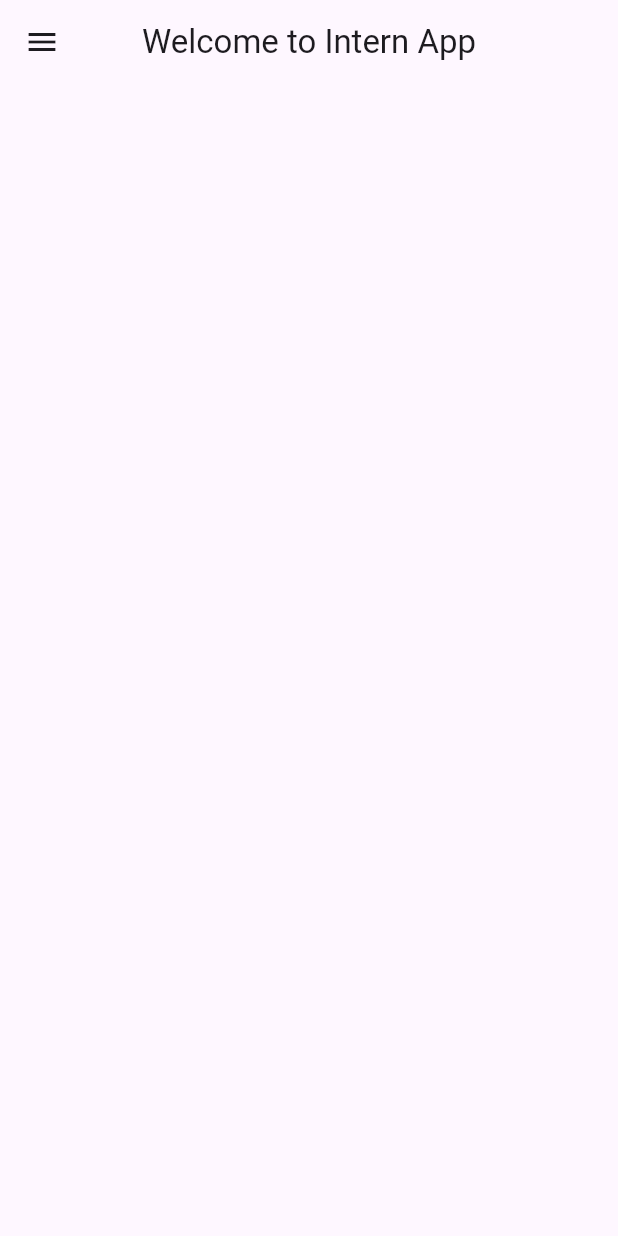
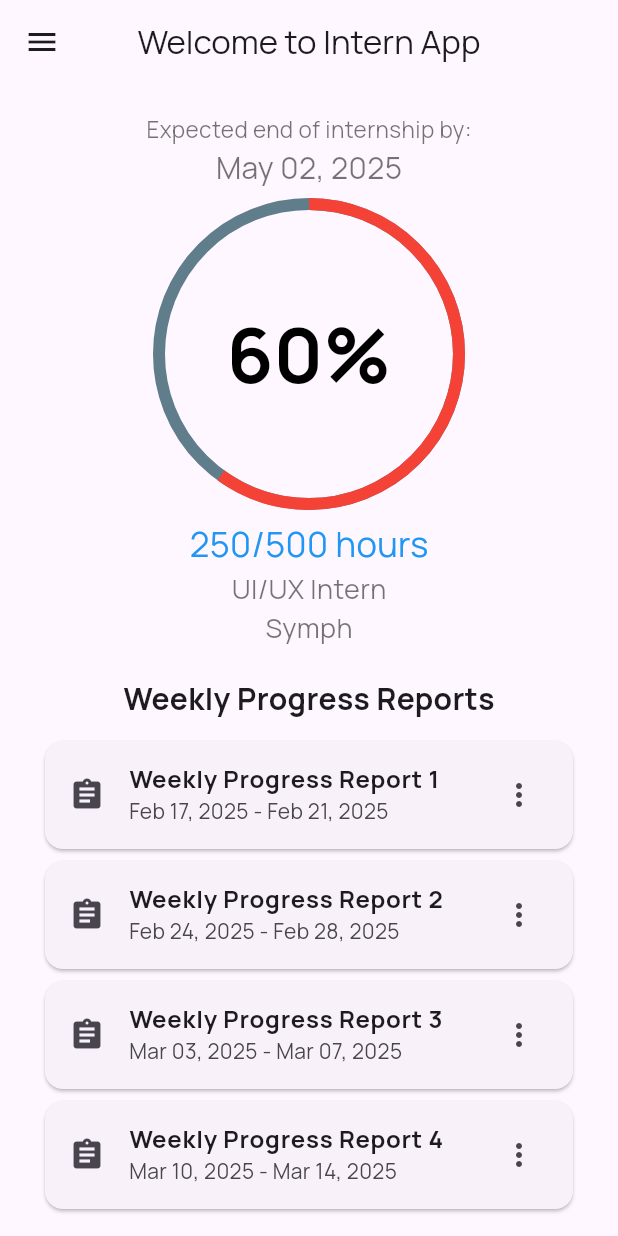
Before and after one commit to Kaiehla/intern_flutter, a Flutter app: the screen it shows after launch, on a phone screen of 412 x 824 dp. Run offline on Flutter 3.47's test engine with Material 3 defaults, Android fonts, the phone set to English and light mode, and no system bars; our stand-ins replace google_fonts.

Commit message:
added progress and weekly progress reports on main page, added another page for weekly tasks list when u click the WPR card

```diff
--- a/lib/main.dart
+++ b/lib/main.dart
@@ -2,7 +2,8 @@ import 'package:flutter/material.dart';
 import 'package:intern_flutter/pages/add_log_page.dart';
 import 'package:intern_flutter/pages/profile_page.dart';
 import 'package:intern_flutter/pages/register_page.dart';
-
+import 'package:google_fonts/google_fonts.dart';
+import 'package:intern_flutter/pages/weekly_tasks_page.dart';
 
 void main() {
   runApp(const MyApp());
@@ -21,6 +22,7 @@ class MyApp extends StatelessWidget {
         theme: ThemeData(
           colorScheme: ColorScheme.fromSeed(seedColor: Colors.deepPurple),
           useMaterial3: true,
+          textTheme: GoogleFonts.manropeTextTheme(),
         ),
         debugShowCheckedModeBanner: false,
         home: Scaffold(
@@ -33,7 +35,14 @@ class MyApp extends StatelessWidget {
               padding: const EdgeInsets.symmetric(horizontal: 16),
               child: Column(
                 children: [
-
+                  ProgressSection(),
+                  Text("Weekly Progress Reports", style:
+                  TextStyle(
+                      fontSize: 20,
+                      fontWeight: FontWeight.bold,
+                  ),
+                  ),
+                  WeeklyProgressSection()
                   ],
               ),
             ),
@@ -118,3 +127,184 @@ class _DrwListView extends State<DrwListView> {
     );
   }
 }
+
+class ProgressSection extends StatelessWidget{
+  const ProgressSection({super.key});
+
+  @override
+  Widget build(BuildContext context) {
+    return Padding(
+      padding: EdgeInsets.all(20),
+      child: Column(
+        crossAxisAlignment: CrossAxisAlignment.start,
+        children: [
+          Center(
+            child: Column(
+              mainAxisSize: MainAxisSize.min, // Make the column as small as possible
+              children: [
+                Text(
+                  "Expected end of internship by:",
+                  style: TextStyle(
+                    fontSize: 15,
+                    fontWeight: FontWeight.w400,
+                    color: Colors.black54,
+                  ),
+                ),
+                Text(
+                  "May 02, 2025",
+                  style: TextStyle(
+                    fontSize: 20,
+                    fontWeight: FontWeight.w400,
+                    color: Colors.black54,
+                  ),
+                ),
+                SizedBox(height: 10),
+                Stack(
+                  alignment: Alignment.center,
+                  children: [
+                    SizedBox(
+                      width: 200,
+                      height: 200,
+                      child: CircularProgressIndicator(
+                        value: 0.6,
+                        strokeWidth: 8,
+                        backgroundColor: Colors.blueGrey,
+                        valueColor: AlwaysStoppedAnimation<Color>(Colors.red),
+                      ),
+                    ),
+                    Text(
+                      "60%",
+                      style: TextStyle(
+                        fontSize: 50,
+                        fontWeight: FontWeight.bold,
+                        color: Colors.black,
+                      ),
+                    ),
+                  ],
+                ),
+                SizedBox(height: 10), //Separator between ProgressIndicator and Hours
+                Text(
+                  "250/500 hours",
+                  style: TextStyle(
+                    fontSize: 23,
+                    fontWeight: FontWeight.w400,
+                    color: Colors.blue,
+                  ),
+                ),
+                Text(
+                  "UI/UX Intern",
+                  style: TextStyle(
+                    fontSize: 18,
+                    fontWeight: FontWeight.w400,
+                    color: Colors.black54,
+                  ),
+                ),
+                Text(
+                  "Symph",
+                  style: TextStyle(
+                    fontSize: 18,
+                    fontWeight: FontWeight.w400,
+                    color: Colors.black54,
+                  ),
+                ),
+              ],
+            ),
+          ),
+        ],
+      ),
+    );
+  }
+}
+
+class WeeklyProgressSection extends StatelessWidget{
+  const WeeklyProgressSection({super.key});
+
+  @override
+  Widget build(BuildContext context){
+    return Padding(padding: EdgeInsets.all(10),
+      child:
+      Column(
+        crossAxisAlignment: CrossAxisAlignment.start,
+        children: [
+          Card(
+            child: ListTile(
+              leading: Icon(Icons.assignment),
+              title: Text(
+                "Weekly Progress Report 1",
+                style: TextStyle(
+                  fontWeight: FontWeight.bold,
+                  fontSize: 16,
+                ),
+              ),
+              subtitle: Text(
+                "Feb 17, 2025 - Feb 21, 2025",
+                style: TextStyle(
+                  fontSize: 14,
+                ),
+              ),
+              trailing: Icon(Icons.more_vert),
+              onTap: () {
+                // Navigate to the target page
+                Navigator.push(
+                  context,
+                  MaterialPageRoute(builder: (context) => weekly_tasks_page()),
+                );
+              },
+            ),
+          ),
+          Card(
+            child: ListTile(
+              leading: Icon(Icons.assignment),
+              title: Text("Weekly Progress Report 2",
+                style: TextStyle(
+                    fontWeight: FontWeight.bold,
+                    fontSize: 16
+                ),
+              ),
+              subtitle: Text("Feb 24, 2025 - Feb 28, 2025",
+                style: TextStyle(
+                    fontSize: 14
+                ),
+              ),
+              trailing: Icon(Icons.more_vert),
+            ),
+          ),
+          Card(
+            child: ListTile(
+              leading: Icon(Icons.assignment),
+              title: Text("Weekly Progress Report 3",
+                style: TextStyle(
+                    fontWeight: FontWeight.bold,
+                    fontSize: 16
+                ),
+              ),
+              subtitle: Text("Mar 03, 2025 - Mar 07, 2025",
+                style: TextStyle(
+                    fontSize: 14
+                ),
+              ),
+              trailing: Icon(Icons.more_vert),
+            ),
+          ),
+          Card(
+            child: ListTile(
+              leading: Icon(Icons.assignment),
+              title: Text("Weekly Progress Report 4",
+                style: TextStyle(
+                    fontWeight: FontWeight.bold,
+                    fontSize: 16,
+                ),
+              ),
+              subtitle: Text("Mar 10, 2025 - Mar 14, 2025",
+                style: TextStyle(
+                    fontSize: 14
+                ),
+              ),
+              trailing: Icon(Icons.more_vert),
+            ),
+          ),
+        ],
+      ),
+    );
+  }
+}
--- a/pubspec.yaml
+++ b/pubspec.yaml
@@ -34,6 +34,7 @@ dependencies:
   # The following adds the Cupertino Icons font to your application.
   # Use with the CupertinoIcons class for iOS style icons.
   cupertino_icons: ^1.0.8
+  google_fonts: ^6.2.1
 
 dev_dependencies:
   flutter_test:
```
Also changed, not shown: lib/pages/weekly_tasks_page.dart (added, +159 -0 lines), pubspec.lock, 1 other file.
